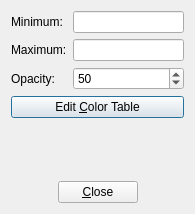
fsoos74/su, file SeismicUI/volumedisplayoptionsdialog.ui: the form before one commit.
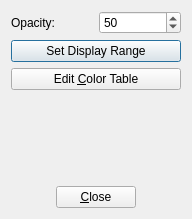
The form after the commit. Icons and pictures are not drawn.

Patch:
```diff
--- a/SeismicUI/volumedisplayoptionsdialog.ui
+++ b/SeismicUI/volumedisplayoptionsdialog.ui
@@ -6,8 +6,8 @@
    <rect>
     <x>0</x>
     <y>0</y>
-    <width>195</width>
-    <height>214</height>
+    <width>192</width>
+    <height>219</height>
    </rect>
   </property>
   <property name="windowTitle">
@@ -21,33 +21,13 @@
    <item>
     <layout class="QGridLayout" name="gridLayout">
      <item row="0" column="0">
-      <widget class="QLabel" name="lbMin">
-       <property name="text">
-        <string>Minimum:</string>
-       </property>
-      </widget>
-     </item>
-     <item row="0" column="1">
-      <widget class="QLineEdit" name="leMin"/>
-     </item>
-     <item row="1" column="0">
-      <widget class="QLabel" name="lbMax">
-       <property name="text">
-        <string>Maximum:</string>
-       </property>
-      </widget>
-     </item>
-     <item row="1" column="1">
-      <widget class="QLineEdit" name="leMax"/>
-     </item>
-     <item row="2" column="0">
       <widget class="QLabel" name="label">
        <property name="text">
         <string>Opacity:</string>
        </property>
       </widget>
      </item>
-     <item row="2" column="1">
+     <item row="0" column="1">
       <widget class="QSpinBox" name="sbOpacity">
        <property name="maximum">
         <number>100</number>
@@ -57,7 +37,24 @@
        </property>
       </widget>
      </item>
-     <item row="3" column="0" colspan="2">
+     <item row="1" column="0" colspan="2">
+      <widget class="QPushButton" name="pbDisplayRange">
+       <property name="text">
+        <string>Set Display Range</string>
+       </property>
+       <property name="icon">
+        <iconset resource="../ProjectViewer/icons.qrc">
+         <normaloff>:/icons/images/select-range-icon-32x32.png</normaloff>:/icons/images/select-range-icon-32x32.png</iconset>
+       </property>
+       <property name="iconSize">
+        <size>
+         <width>32</width>
+         <height>32</height>
+        </size>
+       </property>
+      </widget>
+     </item>
+     <item row="2" column="0" colspan="2">
       <widget class="QPushButton" name="pbColorTable">
        <property name="text">
         <string>Edit &amp;Color Table</string>
```
